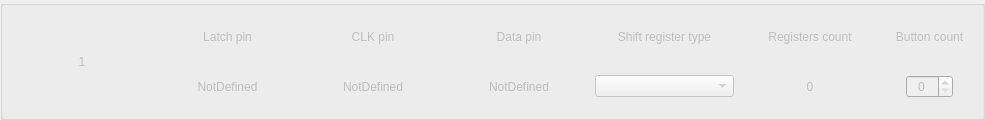
This is src/widgets/shift-reg/shiftregisters.ui in invictuscockpits/HOTASConfigurator as Qt 5 draws it before an edit. The edited form follows.
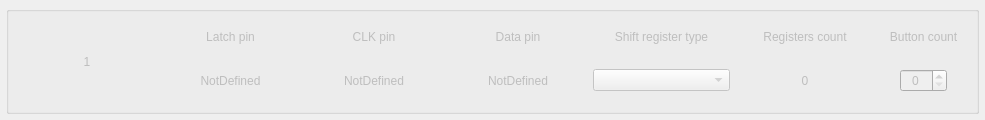
This is the edited form. Custom widgets are drawn as their Qt base class.

What changed in the file:
```diff
--- a/src/widgets/shift-reg/shiftregisters.ui
+++ b/src/widgets/shift-reg/shiftregisters.ui
@@ -21,16 +21,16 @@
   </property>
   <layout class="QVBoxLayout" name="verticalLayout">
    <property name="leftMargin">
-    <number>0</number>
+    <number>6</number>
    </property>
    <property name="topMargin">
-    <number>0</number>
+    <number>6</number>
    </property>
    <property name="rightMargin">
-    <number>0</number>
+    <number>6</number>
    </property>
    <property name="bottomMargin">
-    <number>0</number>
+    <number>6</number>
    </property>
    <item>
     <widget class="QGroupBox" name="groupBox">
```
